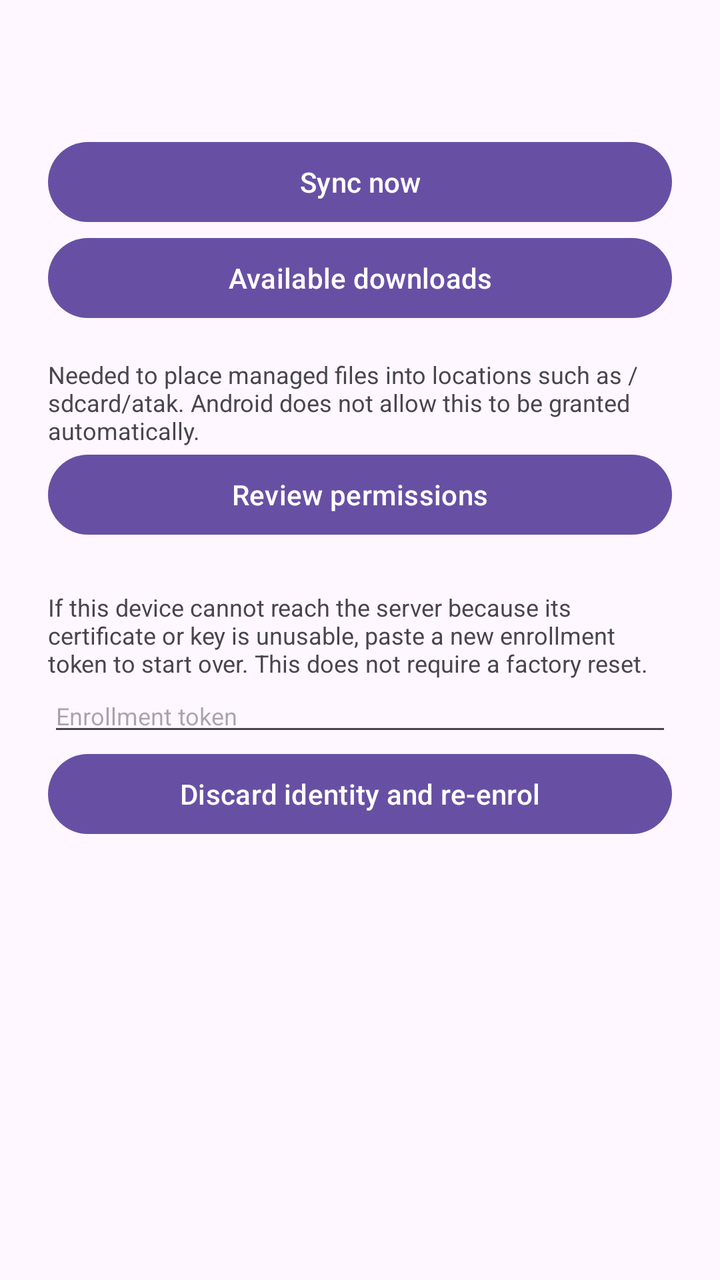
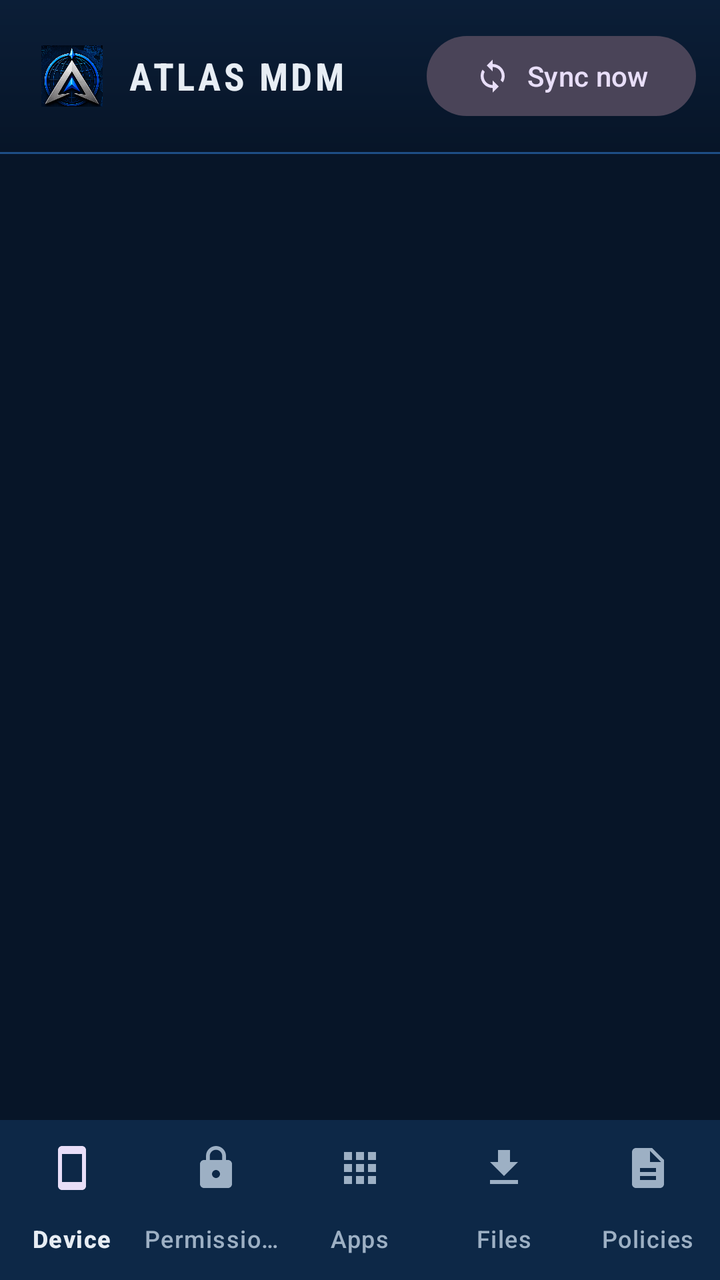

Before-and-after screenshots of an Android layout around one commit, followed by the original layout XML and the change that was made.
<!-- AndroidManifest.xml: application theme Theme.TakMdm -->
<!-- res/layout/activity_main.xml -->
<?xml version="1.0" encoding="utf-8"?>
<ScrollView xmlns:android="http://schemas.android.com/apk/res/android"
    android:layout_width="match_parent"
    android:layout_height="match_parent"
    android:padding="24dp">

    <LinearLayout
        android:layout_width="match_parent"
        android:layout_height="wrap_content"
        android:orientation="vertical">

        <TextView
            android:id="@+id/status"
            android:layout_width="match_parent"
            android:layout_height="wrap_content"
            android:fontFamily="monospace"
            android:paddingBottom="24dp"
            android:textIsSelectable="true" />

        <Button
            android:id="@+id/sync_now"
            android:layout_width="match_parent"
            android:layout_height="wrap_content"
            android:text="@string/action_sync_now" />

        <Button
            android:id="@+id/open_marketplace"
            android:layout_width="match_parent"
            android:layout_height="wrap_content"
            android:text="@string/action_open_marketplace" />

        <TextView
            android:layout_width="match_parent"
            android:layout_height="wrap_content"
            android:paddingTop="16dp"
            android:text="@string/storage_rationale"
            android:textSize="12sp" />

        <Button
            android:id="@+id/grant_storage"
            android:layout_width="match_parent"
            android:layout_height="wrap_content"
            android:text="@string/action_review_permissions" />

        <TextView
            android:layout_width="match_parent"
            android:layout_height="wrap_content"
            android:paddingTop="24dp"
            android:text="@string/reenroll_rationale"
            android:textSize="12sp" />

        <EditText
            android:id="@+id/reenroll_token"
            android:layout_width="match_parent"
            android:layout_height="wrap_content"
            android:autofillHints=""
            android:hint="@string/reenroll_hint"
            android:inputType="textNoSuggestions"
            android:textSize="12sp" />

        <Button
            android:id="@+id/reenroll"
            android:layout_width="match_parent"
            android:layout_height="wrap_content"
            android:text="@string/action_reenroll" />
    </LinearLayout>
</ScrollView>
<!-- resources referenced by this layout -->
<resources>
  <string name="action_open_marketplace">Available downloads</string>
  <string name="action_reenroll">Discard identity and re-enrol</string>
  <string name="action_review_permissions">Review permissions</string>
  <string name="action_sync_now">Sync now</string>
  <string name="reenroll_hint">Enrollment token</string>
  <string name="reenroll_rationale">If this device cannot reach the server because its certificate or key is unusable, paste a new enrollment token to start over. This does not require a factory reset.</string>
  <string name="storage_rationale">Needed to place managed files into locations such as /sdcard/atak. Android does not allow this to be granted automatically.</string>
  <style name="Theme.TakMdm" parent="Theme.Material3.DayNight.NoActionBar">
          <item name="android:statusBarColor">?attr/colorSurface</item>
      </style>
</resources>

<!-- the commit's change to res/layout/activity_main.xml (unified diff, before → after) -->
@@ -1,67 +1,141 @@
 <?xml version="1.0" encoding="utf-8"?>
-<ScrollView xmlns:android="http://schemas.android.com/apk/res/android"
+<LinearLayout xmlns:android="http://schemas.android.com/apk/res/android"
+    xmlns:app="http://schemas.android.com/apk/res-auto"
     android:layout_width="match_parent"
     android:layout_height="match_parent"
-    android:padding="24dp">
+    android:background="@color/atlas_navy_deep"
+    android:orientation="vertical">
 
+    
     <LinearLayout
         android:layout_width="match_parent"
         android:layout_height="wrap_content"
-        android:orientation="vertical">
+        android:background="@drawable/bg_header"
+        android:gravity="center_vertical"
+        android:orientation="horizontal"
+        android:paddingStart="16dp"
+        android:paddingEnd="12dp"
+        android:paddingTop="14dp"
+        android:paddingBottom="14dp">
+
+        <ImageView
+            android:layout_width="40dp"
+            android:layout_height="40dp"
+            android:contentDescription="@string/app_name"
+            android:src="@drawable/ic_atlas_fg" />
 
         <TextView
-            android:id="@+id/status"
+            android:layout_width="0dp"
+            android:layout_height="wrap_content"
+            android:layout_marginStart="8dp"
+            android:layout_weight="1"
+            android:fontFamily="sans-serif-condensed"
+            android:letterSpacing="0.08"
+            android:text="@string/app_name"
+            android:textColor="@color/atlas_text"
+            android:textSize="19sp"
+            android:textStyle="bold" />
+
+        <com.google.android.material.button.MaterialButton
+            android:id="@+id/sync_now"
+            style="@style/Widget.Material3.Button.TonalButton"
+            android:layout_width="wrap_content"
+            android:layout_height="wrap_content"
+            android:text="@string/action_sync_now"
+            app:icon="@drawable/ic_sync"
+            app:iconGravity="textStart" />
+    </LinearLayout>
+
+    <View
+        android:layout_width="match_parent"
+        android:layout_height="1dp"
+        android:background="@color/atlas_navy_line" />
+
+    <FrameLayout
+        android:layout_width="match_parent"
+        android:layout_height="0dp"
+        android:layout_weight="1">
+
+        <ScrollView
+            android:id="@+id/section_device"
             android:layout_width="match_parent"
-            android:layout_height="wrap_content"
-            android:fontFamily="monospace"
-            android:paddingBottom="24dp"
-            android:textIsSelectable="true" />
+            android:layout_height="match_parent"
+            android:clipToPadding="false"
+            android:padding="16dp">
 
-        <Button
-            android:id="@+id/sync_now"
+            <LinearLayout
+                android:id="@+id/container_device"
+                android:layout_width="match_parent"
+                android:layout_height="wrap_content"
+                android:orientation="vertical" />
+        </ScrollView>
+
+        <ScrollView
+            android:id="@+id/section_permissions"
             android:layout_width="match_parent"
-            android:layout_height="wrap_content"
-            android:text="@string/action_sync_now" />
+            android:layout_height="match_parent"
+            android:clipToPadding="false"
+            android:padding="16dp"
+            android:visibility="gone">
 
-        <Button
-            android:id="@+id/open_marketplace"
+            <LinearLayout
+                android:id="@+id/container_permissions"
+                android:layout_width="match_parent"
+                android:layout_height="wrap_content"
+                android:orientation="vertical" />
+        </ScrollView>
+
+        <ScrollView
+            android:id="@+id/section_apps"
             android:layout_width="match_parent"
-            android:layout_height="wrap_content"
-            android:text="@string/action_open_marketplace" />
+            android:layout_height="match_parent"
+            android:clipToPadding="false"
+            android:padding="16dp"
+            android:visibility="gone">
 
-        <TextView
+            <LinearLayout
+                android:id="@+id/container_apps"
+                android:layout_width="match_parent"
+                android:layout_height="wrap_content"
+                android:orientation="vertical" />
+        </ScrollView>
+
+        <ScrollView
+            android:id="@+id/section_files"
             android:layout_width="match_parent"
-            android:layout_height="wrap_content"
-            android:paddingTop="16dp"
-            android:text="@string/storage_rationale"
-            android:textSize="12sp" />
+            android:layout_height="match_parent"
+            android:clipToPadding="false"
+            android:padding="16dp"
+            android:visibility="gone">
 
-        <Button
-            android:id="@+id/grant_storage"
+            <LinearLayout
+                android:id="@+id/container_files"
+                android:layout_width="match_parent"
+                android:layout_height="wrap_content"
+                android:orientation="vertical" />
+        </ScrollView>
+
+        <ScrollView
+            android:id="@+id/section_policies"
             android:layout_width="match_parent"
-            android:layout_height="wrap_content"
-            android:text="@string/action_review_permissions" />
+            android:layout_height="match_parent"
+            android:clipToPadding="false"
+            android:padding="16dp"
+            android:visibility="gone">
 
-        <TextView
-            android:layout_width="match_parent"
-            android:layout_height="wrap_content"
-            android:paddingTop="24dp"
-            android:text="@string/reenroll_rationale"
-            android:textSize="12sp" />
+            <LinearLayout
+                android:id="@+id/container_policies"
+                android:layout_width="match_parent"
+                android:layout_height="wrap_content"
+                android:orientation="vertical" />
+        </ScrollView>
+    </FrameLayout>
 
-        <EditText
-            android:id="@+id/reenroll_token"
-            android:layout_width="match_parent"
-            android:layout_height="wrap_content"
-            android:autofillHints=""
-            android:hint="@string/reenroll_hint"
-            android:inputType="textNoSuggestions"
-            android:textSize="12sp" />
-
-        <Button
-            android:id="@+id/reenroll"
-            android:layout_width="match_parent"
-            android:layout_height="wrap_content"
-            android:text="@string/action_reenroll" />
-    </LinearLayout>
-</ScrollView>
+    <com.google.android.material.bottomnavigation.BottomNavigationView
+        android:id="@+id/bottom_nav"
+        android:layout_width="match_parent"
+        android:layout_height="wrap_content"
+        android:background="@color/atlas_navy"
+        app:labelVisibilityMode="labeled"
+        app:menu="@menu/bottom_nav" />
+</LinearLayout>
<!-- resource entries referenced after the edit -->
@@ -1,14 +1,50 @@
 <!-- resources referenced by this layout -->
 <resources>
-  <string name="action_open_marketplace">Available downloads</string>
-  <string name="action_reenroll">Discard identity and re-enrol</string>
-  <string name="action_review_permissions">Review permissions</string>
+  <color name="atlas_navy">#FF0B1E37</color>
+  <color name="atlas_navy_deep">#FF071528</color>
+  <color name="atlas_navy_line">#FF1E4E86</color>
+  <color name="atlas_text">#FFE7EDF4</color>
+  <!-- drawable bg_header (drawable) -->
+  <shape xmlns:android="http://schemas.android.com/apk/res/android" android:shape="rectangle">
+    <gradient android:type="linear" android:angle="270"
+       android:startColor="@color/atlas_navy" android:endColor="@color/atlas_navy_deep"/>
+  </shape>
+  <!-- drawable ic_atlas_fg: png bitmap (drawable-nodpi, 213279 bytes) -->
+  <!-- drawable ic_sync (drawable) -->
+  <vector xmlns:android="http://schemas.android.com/apk/res/android" android:width="24dp" android:height="24dp" android:viewportWidth="24" android:viewportHeight="24" android:tint="@color/atlas_on_blue">
+    <path android:fillColor="@android:color/white" android:pathData="M12,4V1L8,5l4,4V6c3.31,0 6,2.69 6,6 0,1.01 -0.25,1.97 -0.7,2.8l1.46,1.46C19.54,15.03 20,13.57 20,12c0,-4.42 -3.58,-8 -8,-8zM12,18c-3.31,0 -6,-2.69 -6,-6 0,-1.01 0.25,-1.97 0.7,-2.8L5.24,7.74C4.46,8.97 4,10.43 4,12c0,4.42 3.58,8 8,8v3l4,-4 -4,-4v3z"/>
+  </vector>
   <string name="action_sync_now">Sync now</string>
-  <string name="reenroll_hint">Enrollment token</string>
-  <string name="reenroll_rationale">If this device cannot reach the server because its certificate or key is unusable, paste a new enrollment token to start over. This does not require a factory reset.</string>
-  <string name="storage_rationale">Needed to place managed files into locations such as /sdcard/atak. Android does not allow this to be granted automatically.</string>
-  <style name="Theme.TakMdm" parent="Theme.Material3.DayNight.NoActionBar">
-          <item name="android:statusBarColor">?attr/colorSurface</item>
+  <string name="app_name">ATLAS MDM</string>
+  <style name="Theme.TakMdm" parent="Theme.Material3.Dark.NoActionBar">
+          <item name="colorPrimary">@color/atlas_blue_bright</item>
+          <item name="colorOnPrimary">@color/atlas_on_blue</item>
+          <item name="colorPrimaryContainer">@color/atlas_blue</item>
+          <item name="colorOnPrimaryContainer">@color/atlas_on_blue</item>
+  
+          <item name="colorSecondary">@color/atlas_cyan</item>
+          <item name="colorOnSecondary">@color/atlas_navy_deep</item>
+  
+          <item name="android:colorBackground">@color/atlas_navy_deep</item>
+          <item name="colorSurface">@color/atlas_navy</item>
+          <item name="colorSurfaceContainer">@color/atlas_navy_panel</item>
+          <item name="colorSurfaceContainerHigh">@color/atlas_navy_panel</item>
+          <item name="colorOnSurface">@color/atlas_text</item>
+          <item name="colorOnSurfaceVariant">@color/atlas_text_muted</item>
+          <item name="colorOutline">@color/atlas_navy_line</item>
+  
+          <item name="colorError">@color/atlas_error</item>
+  
+          <item name="android:statusBarColor">@color/atlas_navy_deep</item>
+          <item name="android:navigationBarColor">@color/atlas_navy_deep</item>
+          <item name="android:windowLightStatusBar">false</item>
       </style>
+  <color name="atlas_on_blue">#FFFFFFFF</color>
+  <color name="atlas_blue_bright">#FF2E9BFF</color>
+  <color name="atlas_blue">#FF1E7BE8</color>
+  <color name="atlas_cyan">#FF4FC3FF</color>
+  <color name="atlas_navy_panel">#FF102A4C</color>
+  <color name="atlas_text_muted">#FF9DB0C4</color>
+  <color name="atlas_error">#FFFF5C6C</color>
 </resources>
 
